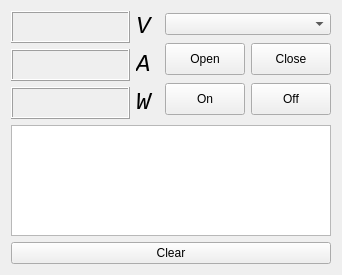
jnwatts/bksupply, file mainwindow.ui: the form before one commit.
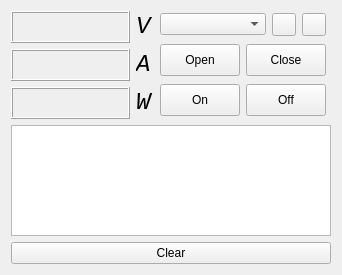
The form after the commit. Icons and pictures are not drawn.

Commit message: Mainwindow: Relayout and add buttons to add/remove ports

Patch:
```diff
--- a/mainwindow.ui
+++ b/mainwindow.ui
@@ -157,13 +157,21 @@
        </layout>
       </item>
       <item>
-       <layout class="QVBoxLayout" name="verticalLayout">
-        <item>
-         <widget class="QComboBox" name="port"/>
+       <layout class="QGridLayout" name="gridLayout_2">
+        <item row="2" column="1">
+         <widget class="QPushButton" name="off">
+          <property name="minimumSize">
+           <size>
+            <width>0</width>
+            <height>32</height>
+           </size>
+          </property>
+          <property name="text">
+           <string>Off</string>
+          </property>
+         </widget>
         </item>
-        <item>
-         <layout class="QHBoxLayout" name="horizontalLayout">
-          <item>
+        <item row="1" column="0">
            <widget class="QPushButton" name="open">
             <property name="minimumSize">
              <size>
@@ -176,24 +184,36 @@
             </property>
            </widget>
           </item>
+        <item row="0" column="0" colspan="2">
+         <layout class="QHBoxLayout" name="horizontalLayout">
           <item>
-           <widget class="QPushButton" name="close">
-            <property name="minimumSize">
-             <size>
-              <width>0</width>
-              <height>32</height>
-             </size>
+           <widget class="QComboBox" name="port"/>
+          </item>
+          <item>
+           <widget class="QToolButton" name="addPort">
+            <property name="text">
+             <string/>
             </property>
+            <property name="icon">
+             <iconset resource="mainwindow.qrc">
+              <normaloff>:/ellipses.svg</normaloff>:/ellipses.svg</iconset>
+            </property>
+           </widget>
+          </item>
+          <item>
+           <widget class="QToolButton" name="delPort">
             <property name="text">
-             <string>Close</string>
+             <string/>
+            </property>
+            <property name="icon">
+             <iconset resource="mainwindow.qrc">
+              <normaloff>:/delete.svg</normaloff>:/delete.svg</iconset>
             </property>
            </widget>
           </item>
          </layout>
         </item>
-        <item>
-         <layout class="QHBoxLayout" name="horizontalLayout_2">
-          <item>
+        <item row="2" column="0">
            <widget class="QPushButton" name="on">
             <property name="minimumSize">
              <size>
@@ -206,8 +226,8 @@
             </property>
            </widget>
           </item>
-          <item>
-           <widget class="QPushButton" name="off">
+        <item row="1" column="1">
+         <widget class="QPushButton" name="close">
             <property name="minimumSize">
              <size>
               <width>0</width>
@@ -215,13 +235,24 @@
              </size>
             </property>
             <property name="text">
-             <string>Off</string>
+           <string>Close</string>
             </property>
            </widget>
           </item>
          </layout>
         </item>
-       </layout>
+      <item>
+       <spacer name="horizontalSpacer">
+        <property name="orientation">
+         <enum>Qt::Horizontal</enum>
+        </property>
+        <property name="sizeHint" stdset="0">
+         <size>
+          <width>40</width>
+          <height>20</height>
+         </size>
+        </property>
+       </spacer>
       </item>
      </layout>
     </item>
```
Left out of the diff: 4 changed lines with no effect on the pictures. Lines whose indentation alone changed are shown as unchanged. The commit also changes 4 other files.
